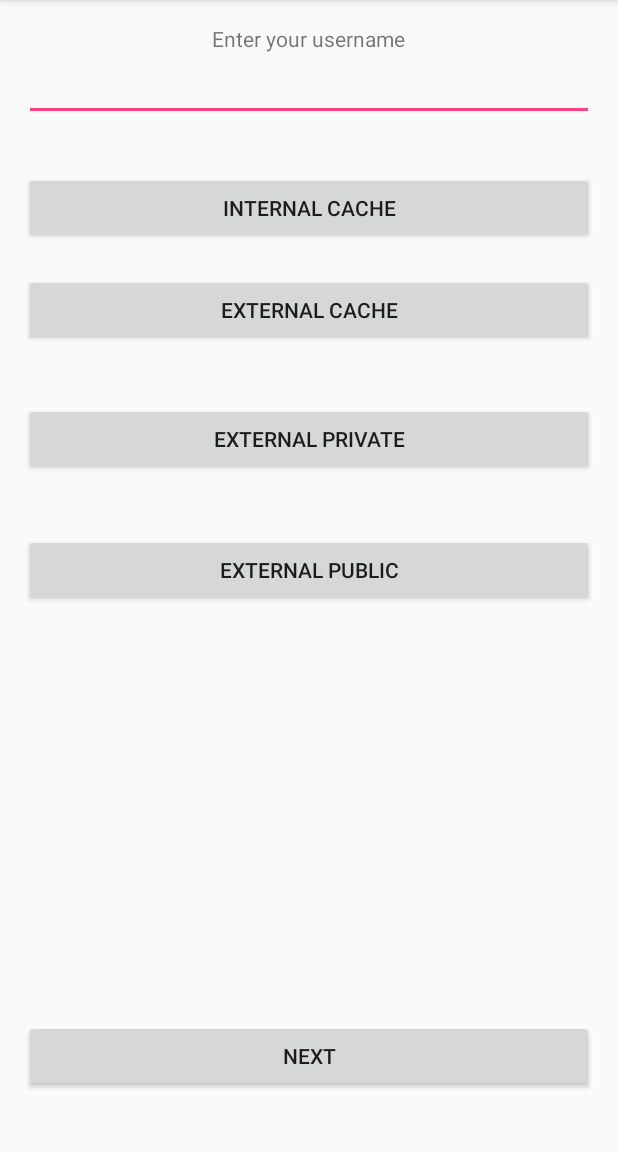
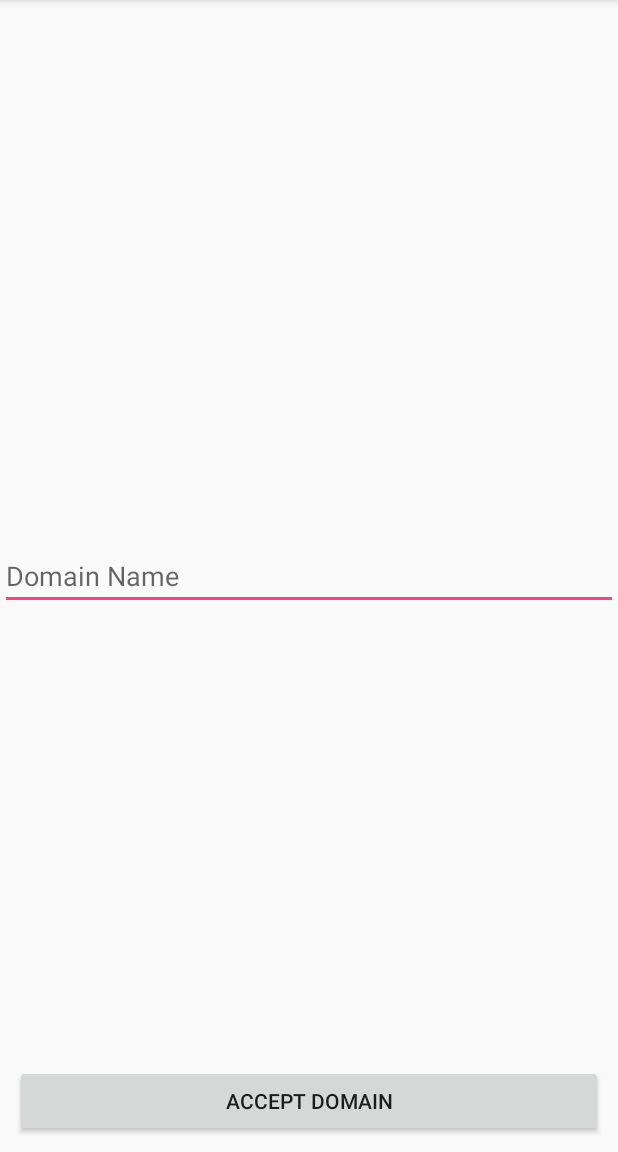
Before and after one commit to aalap03/camera2Basics, an Android app: the MainActivity screen opened directly, with no data from a screen before it, after a tap on "CACHE EXAMPLE", on a phone screen of 412 x 824 dp, the part 84-1236 px from its top. Run offline under Robolectric (Android 15) with nearby library versions, the phone set to English and light mode, and no system bars; our stand-ins replace RxJava.

Commit message:
with login MVP

```diff
--- a/app/src/main/java/com/example/kohil/mypractice/CacheStorage.java
+++ /dev/null
@@ -1,90 +0,0 @@
-package com.example.kohil.mypractice;
-
-import android.os.Environment;
-import android.support.v7.app.AppCompatActivity;
-import android.os.Bundle;
-import android.view.View;
-import android.widget.Button;
-import android.widget.EditText;
-
-import java.io.File;
-import java.io.FileNotFoundException;
-import java.io.FileOutputStream;
-import java.io.IOException;
-
-public class CacheStorage extends AppCompatActivity {
-
-    EditText mEditText;
-    Button internalCache, externalCache, externalPrivate, externalPublic, next;
-
-    @Override
-    protected void onCreate(Bundle savedInstanceState) {
-        super.onCreate(savedInstanceState);
-        setContentView(R.layout.activity_cache_storage);
-
-        internalCache = (Button) findViewById(R.id.iCache);
-        externalCache = (Button) findViewById(R.id.eCache);
-        externalPrivate = (Button) findViewById(R.id.ePrivate);
-        externalPublic = (Button) findViewById(R.id.ePublic);
-        next = (Button) findViewById(R.id.next);
-        mEditText = (EditText) findViewById(R.id.editText);
-    }
-
-    public void iCache(View view){
-        String data = mEditText.getText().toString();
-        File folder = getCacheDir();
-        File myFile = new File(folder, "icache.txt");
-        writeData(myFile, data);
-
-
-    }
-
-//    public void eCache(View view){
-//        String data = mEditText.getText().toString();
-//        File folder = getExternalCacheDir();
-//        File myFile = new File(folder, "ecache.txt");
-//        writeData(myFile, data);
-//    }
-
-    public void ePrivate(View view){
-        String data = mEditText.getText().toString();
-        File folder = getExternalFilesDir("Cache Example");
-        File myFile = new File(folder, "eprivate.txt");
-        writeData(myFile, data);
-    }
-
-    public void ePublic(View view){
-        String data = mEditText.getText().toString();
-        File folder = Environment.getExternalStoragePublicDirectory(Environment.DIRECTORY_DOWNLOADS);
-        File myFile = new File(folder, "epublic.txt");
-        writeData(myFile, data);
-    }
-
-    public void next(View view){
-
-    }
-
-    private void writeData(File myFile, String data) {
-
-        FileOutputStream fos =null;
-
-        try {
-            fos = new FileOutputStream(myFile);
-            fos.write(data.getBytes());
-        } catch (FileNotFoundException e) {
-            e.printStackTrace();
-        } catch (IOException e) {
-            e.printStackTrace();
-        }
-
-        finally {
-            try {
-                fos.close();
-            } catch (IOException e) {
-                e.printStackTrace();
-            }
-        }
-
-
-    }
-}
--- /dev/null
+++ b/app/src/main/java/com/example/kohil/mypractice/MVPLogin_Crap/LoginActivity.java
@@ -0,0 +1,115 @@
+package com.example.kohil.mypractice.MVPLogin_Crap;
+
+import android.content.Intent;
+import android.support.v7.app.AppCompatActivity;
+import android.os.Bundle;
+import android.view.View;
+import android.view.ViewGroup;
+import android.widget.Button;
+import android.widget.EditText;
+import android.widget.ProgressBar;
+import android.widget.TextView;
+import android.widget.Toast;
+
+import com.example.kohil.mypractice.CamActivity;
+import com.example.kohil.mypractice.R;
+
+import java.util.Observable;
+import java.util.concurrent.TimeUnit;
+
+import io.reactivex.android.schedulers.AndroidSchedulers;
+import io.reactivex.schedulers.Schedulers;
+
+public class LoginActivity extends AppCompatActivity implements LoginView{
+
+    EditText domain, userName, password;
+    TextView setupOrg;
+    Button domainAndLogin;
+    View loginGroup;
+    boolean isLoginStep;
+    ProgressBar progressBar;
+
+    @Override
+    protected void onCreate(Bundle savedInstanceState) {
+        super.onCreate(savedInstanceState);
+        setContentView(R.layout.login_activiy);
+
+        loginGroup = findViewById(R.id.login_group);
+        domain = (EditText) findViewById(R.id.domain_name);
+        userName = (EditText) findViewById(R.id.username);
+        password = (EditText) findViewById(R.id.password);
+        setupOrg = (TextView) findViewById(R.id.setup_org);
+        domainAndLogin = (Button) findViewById(R.id.domain_login);
+        progressBar = (ProgressBar) findViewById(R.id.progress_bar);
+
+        LoginPresenter presenter = new LoginPresenter(this);
+
+        domainAndLogin.setOnClickListener(v->{
+            if(!isLoginStep)
+                presenter.domainClicked();
+            else
+                presenter.loginClicked();
+        });
+
+    }
+
+    @Override
+    public String getDomainName() {
+        return domain.getText().toString();
+    }
+
+    @Override
+    public String getPassword() {
+        return password.getText().toString();
+    }
+
+    @Override
+    public String getUserName() {
+        return userName.getText().toString();
+    }
+
+    @Override
+    public void showEmptyErrorMsg(int resID) {
+        Toast.makeText(this, getString(resID), Toast.LENGTH_SHORT).show();
+    }
+
+    @Override
+    public void toggleProgressBar(boolean isVisible) {
+        progressBar.setVisibility(isVisible ? View.VISIBLE : View.GONE);
+    }
+
+    @Override
+    public void toggleDomainAndLogin(boolean isLoginStep) {
+
+        loginGroup.setVisibility(isLoginStep ? View.VISIBLE : View.GONE);
+        this.isLoginStep = isLoginStep;
+        domain.setVisibility(isLoginStep ? View.GONE : View.VISIBLE);
+
+    }
+
+    @Override
+    public void gotoNextScreen() {
+
+        toggleProgressBar(true);
+
+        io.reactivex.Observable.timer(5000, TimeUnit.MILLISECONDS)
+                .observeOn(AndroidSchedulers.mainThread())
+                .subscribeOn(Schedulers.io())
+                .subscribe(aLong -> {
+
+                    toggleProgressBar(false);
+
+                    Toast.makeText(this, "Login successful", Toast.LENGTH_LONG).show();
+                    Intent intent  = new Intent(this, CamActivity.class);
+                    startActivity(intent);
+
+                    finish();
+
+                }, throwable -> {
+
+                }, () -> {
+
+                });
+
+    }
+}
--- /dev/null
+++ b/app/src/main/java/com/example/kohil/mypractice/MVPLogin_Crap/LoginView.java
@@ -0,0 +1,20 @@
+package com.example.kohil.mypractice.MVPLogin_Crap;
+
+/**
+ * Created by Aalap on 2018-01-23.
+ */
+
+public interface LoginView {
+
+    String getDomainName();
+    String getPassword();
+    String getUserName();
+
+    void showEmptyErrorMsg(int resID);
+
+    void toggleProgressBar(boolean isVisible);
+
+    void toggleDomainAndLogin(boolean isLoginStep);
+
+    void gotoNextScreen();
+}
--- a/app/src/main/java/com/example/kohil/mypractice/MainActivity.java
+++ b/app/src/main/java/com/example/kohil/mypractice/MainActivity.java
@@ -8,6 +8,8 @@ import android.view.View;
 import android.widget.Button;
 import android.widget.EditText;
 import android.widget.Toast;
+
+import com.example.kohil.mypractice.MVPLogin_Crap.LoginActivity;
 
 import java.io.File;
 import java.io.FileNotFoundException;
@@ -74,7 +76,7 @@ public class MainActivity extends AppCompatActivity {
         cacheExample.setOnClickListener(new View.OnClickListener() {
             @Override
             public void onClick(View v) {
-                startActivity(new Intent(MainActivity.this, CacheStorage.class));
+                startActivity(new Intent(MainActivity.this, LoginActivity.class));
             }
         });
     }
--- a/app/src/main/res/layout/activity_cache_storage.xml
+++ /dev/null
@@ -1,91 +0,0 @@
-<?xml version="1.0" encoding="utf-8"?>
-<RelativeLayout
-    xmlns:android="http://schemas.android.com/apk/res/android"
-    xmlns:tools="http://schemas.android.com/tools"
-    android:layout_width="match_parent"
-    android:layout_height="match_parent"
-    android:paddingBottom="@dimen/activity_vertical_margin"
-    android:paddingLeft="@dimen/activity_horizontal_margin"
-    android:paddingRight="@dimen/activity_horizontal_margin"
-    android:paddingTop="@dimen/activity_vertical_margin"
-    tools:context="com.example.kohil.mypractice.CacheStorage">
-
-
-    <TextView
-        android:layout_width="wrap_content"
-        android:layout_height="wrap_content"
-        android:text="Enter your username"
-        android:id="@+id/textView"
-        android:layout_alignParentTop="true"
-        android:layout_centerHorizontal="true"/>
-
-    <EditText
-        android:layout_width="match_parent"
-        android:layout_height="wrap_content"
-        android:id="@+id/editText"
-        android:layout_below="@+id/textView"
-        android:layout_centerHorizontal="true"/>
-
-    <Button
-        style="?android:attr/buttonStyleSmall"
-        android:layout_width="wrap_content"
-        android:layout_height="wrap_content"
-        android:text="internal cache"
-        android:id="@+id/iCache"
-        android:layout_below="@+id/editText"
-        android:layout_marginTop="34dp"
-        android:layout_alignParentLeft="true"
-        android:layout_alignParentStart="true"
-        android:layout_alignParentRight="true"
-        android:layout_alignParentEnd="true"
-        android:onClick="iCache"/>
-
-    <Button
-        style="?android:attr/buttonStyleSmall"
-        android:layout_width="wrap_content"
-        android:layout_height="wrap_content"
-        android:text="External cache"
-        android:id="@+id/eCache"
-        android:layout_marginTop="20dp"
-        android:layout_below="@+id/iCache"
-        android:layout_alignRight="@+id/ePrivate"
-        android:layout_alignEnd="@+id/ePrivate"
-        android:layout_alignParentLeft="true"
-        android:layout_alignParentStart="true"
-        android:onClick="eCache"/>
-
-    <Button
-        style="?android:attr/buttonStyleSmall"
-        android:layout_width="match_parent"
-        android:layout_height="wrap_content"
-        android:text="external private"
-        android:id="@+id/ePrivate"
-        android:layout_marginTop="38dp"
-        android:layout_below="@+id/eCache"
-        android:layout_alignRight="@+id/ePublic"
-        android:layout_alignEnd="@+id/ePublic"
-        android:onClick="ePrivate"/>
-
-    <Button
-        style="?android:attr/buttonStyleSmall"
-        android:layout_width="fill_parent"
-        android:layout_height="wrap_content"
-        android:text="external public"
-        android:id="@+id/ePublic"
-        android:layout_marginTop="39dp"
-        android:layout_below="@+id/ePrivate"
-        android:layout_alignRight="@+id/next"
-        android:layout_alignEnd="@+id/next"
-        android:onClick="ePublic"/>
-
-    <Button
-        style="?android:attr/buttonStyleSmall"
-        android:layout_width="match_parent"
-        android:layout_height="wrap_content"
-        android:text="next"
-        android:id="@+id/next"
-        android:layout_alignParentBottom="true"
-        android:layout_centerHorizontal="true"
-        android:layout_marginBottom="24dp"
-        android:onClick="next"/>
-</RelativeLayout>
--- /dev/null
+++ b/app/src/main/res/layout/login_activiy.xml
@@ -0,0 +1,63 @@
+<?xml version="1.0" encoding="utf-8"?>
+<RelativeLayout
+    xmlns:android="http://schemas.android.com/apk/res/android"
+    xmlns:tools="http://schemas.android.com/tools"
+    android:layout_width="match_parent"
+    android:layout_height="match_parent"
+    tools:context="com.example.kohil.mypractice.MVPLogin_Crap.LoginActivity">
+
+    <EditText
+        android:layout_width="match_parent"
+        android:layout_height="wrap_content"
+        android:layout_centerInParent="true"
+        android:id="@+id/domain_name"
+        android:hint="Domain Name"/>
+
+    <LinearLayout
+        android:layout_width="match_parent"
+        android:orientation="vertical"
+        android:id="@+id/login_group"
+        android:visibility="invisible"
+        android:layout_centerInParent="true"
+        android:gravity="center_vertical"
+        android:layout_margin="20dp"
+        android:layout_height="wrap_content">
+
+        <EditText
+            android:layout_width="match_parent"
+            android:layout_height="wrap_content"
+            android:hint="Username"
+            android:id="@+id/username"/>
+
+        <EditText
+            android:layout_width="match_parent"
+            android:layout_height="wrap_content"
+            android:hint="Password"
+            android:inputType="textPassword"
+            android:id="@+id/password"/>
+
+        <TextView
+            android:layout_width="match_parent"
+            android:id="@+id/setup_org"
+            android:text="setup organization"
+            android:padding="10dp"
+            android:layout_height="wrap_content" />
+
+    </LinearLayout>
+
+    <Button
+        android:layout_width="match_parent"
+        android:layout_height="wrap_content"
+        android:layout_alignParentBottom="true"
+        android:layout_margin="10dp"
+        android:id="@+id/domain_login"
+        android:text="Accept Domain"/>
+
+    <ProgressBar
+        android:layout_width="wrap_content"
+        android:id="@+id/progress_bar"
+        android:visibility="invisible"
+        android:layout_centerInParent="true"
+        android:layout_height="wrap_content" />
+
+</RelativeLayout>
--- a/app/src/main/res/values/strings.xml
+++ b/app/src/main/res/values/strings.xml
@@ -1,3 +1,7 @@
 <resources>
     <string name="app_name">MyPractice</string>
+
+    <string name="domain_name">Domain Name is empty</string>
+    <string name="user_name">User Name is Empty</string>
+    <string name="password">Password is empty</string>
 </resources>
```
Also changed, not shown: app/src/main/AndroidManifest.xml (+7 -2 lines), app/src/main/java/com/example/kohil/mypractice/CamActivity.java (+98 -18 lines), app/src/main/java/com/example/kohil/mypractice/MVPLogin_Crap/LoginModel.java (added, +8 -0 lines), app/src/main/java/com/example/kohil/mypractice/MVPLogin_Crap/LoginPresenter.java (added, +57 -0 lines).
